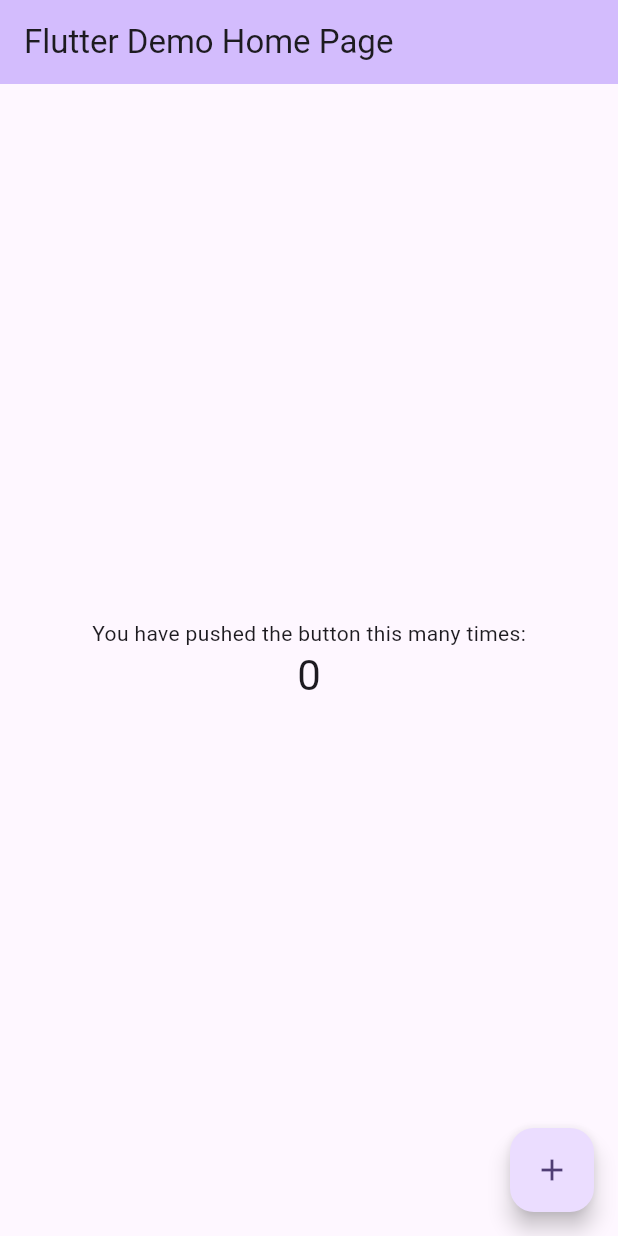
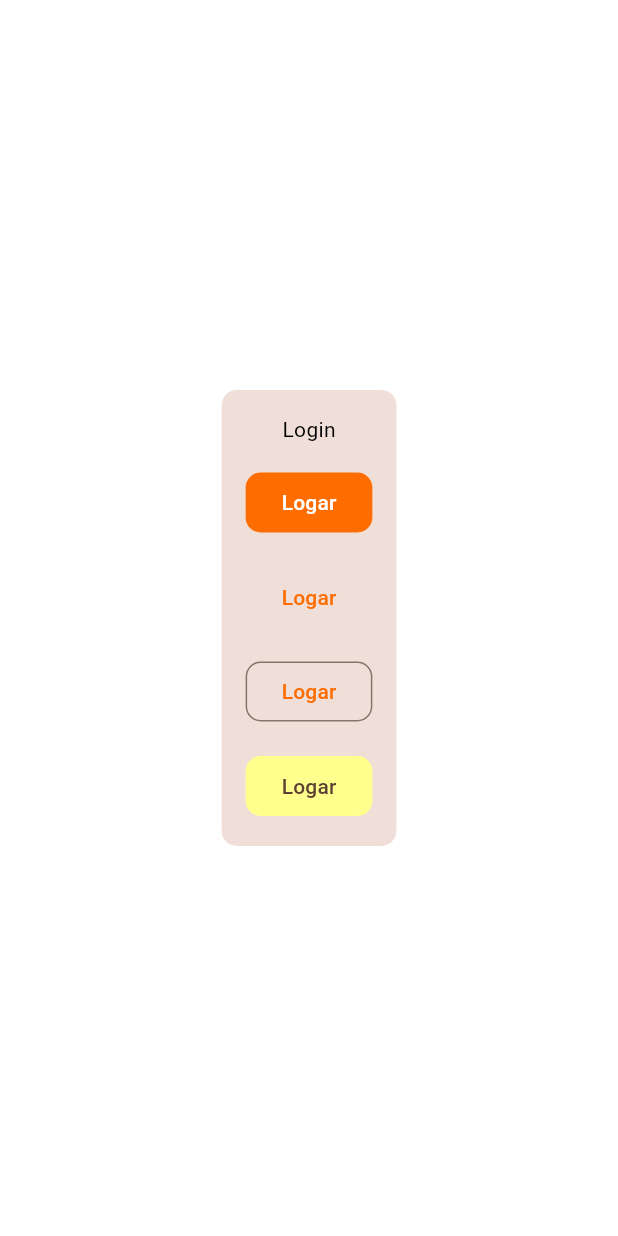
Before and after one commit to Epigest/aplication, a Flutter app: the screen it shows after launch, on a phone screen of 412 x 824 dp. Run offline on Flutter 3.47's test engine with Material 3 defaults, Android fonts, the phone set to English and light mode, and no system bars; our stand-ins replace flex_color_scheme.

Commit message:
adicionado um tema principal para o aplicativo

```diff
--- a/epigest_project/analysis_options.yaml
+++ b/epigest_project/analysis_options.yaml
@@ -8,6 +8,9 @@
 # The following line activates a set of recommended lints for Flutter apps,
 # packages, and plugins designed to encourage good coding practices.
 include: package:flutter_lints/flutter.yaml
+
+formatter:
+  trailing_commas: preserve
 
 linter:
   # The lint rules applied to this project can be customized in the
--- /dev/null
+++ b/epigest_project/lib/core/theme/theme.dart
@@ -0,0 +1,122 @@
+import 'package:flex_color_scheme/flex_color_scheme.dart';
+import 'package:flutter/cupertino.dart';
+import 'package:flutter/material.dart';
+abstract final class AppTheme {
+  // The FlexColorScheme defined light mode ThemeData.
+  static ThemeData light = FlexThemeData.light(
+    // User defined custom colors made with FlexSchemeColor() API.
+    colors: const FlexSchemeColor(
+      primary: Color(0xFFFF6D00),
+      primaryContainer: Color(0xFFFFD180),
+      secondary: Color(0xFFFFD600),
+      secondaryContainer: Color(0xFFFFFF8D),
+      tertiary: Color(0xFF2962FF),
+      tertiaryContainer: Color(0xFF82B1FF),
+      appBarColor: Color(0xFFFFFF8D),
+      error: Color(0xFFBA1A1A),
+      errorContainer: Color(0xFFFFDAD6),
+    ),
+    // Input color modifiers.
+    useMaterial3ErrorColors: true,
+    // Component theme configurations for light mode.
+    subThemesData: const FlexSubThemesData(
+      useMaterial3Typography: true,
+      defaultRadius: 10.0,
+      inputDecoratorBorderType: FlexInputBorderType.outline,
+      chipSchemeColor: SchemeColor.onTertiary,
+      chipSelectedSchemeColor: SchemeColor.tertiaryContainer,
+      chipSecondarySelectedSchemeColor: SchemeColor.tertiaryContainer,
+      chipDeleteIconSchemeColor: SchemeColor.error,
+      chipBlendColors: true,
+      alignedDropdown: true,
+      tooltipRadius: 4,
+      tooltipSchemeColor: SchemeColor.inverseSurface,
+      tooltipOpacity: 0.9,
+      snackBarBackgroundSchemeColor: SchemeColor.onSurfaceVariant,
+      snackBarActionSchemeColor: SchemeColor.surface,
+      appBarCenterTitle: true,
+      tabBarUnselectedItemOpacity: 0.65,
+      tabBarTabAlignment: TabAlignment.start,
+      drawerIndicatorSchemeColor: SchemeColor.tertiaryContainer,
+      drawerIndicatorOpacity: 0.5,
+      bottomNavigationBarSelectedLabelSchemeColor: SchemeColor.tertiaryContainer,
+      bottomNavigationBarMutedUnselectedLabel: true,
+      bottomNavigationBarSelectedIconSchemeColor: SchemeColor.tertiaryContainer,
+      bottomNavigationBarMutedUnselectedIcon: true,
+      navigationBarIndicatorSchemeColor: SchemeColor.tertiaryContainer,
+      navigationBarIndicatorOpacity: 0.50,
+      navigationBarLabelBehavior: NavigationDestinationLabelBehavior.onlyShowSelected,
+      navigationRailMutedUnselectedLabel: true,
+      navigationRailMutedUnselectedIcon: true,
+      navigationRailUseIndicator: true,
+      navigationRailIndicatorSchemeColor: SchemeColor.tertiaryContainer,
+      navigationRailIndicatorOpacity: 0.50,
+      navigationRailLabelType: NavigationRailLabelType.selected,
+    ),
+    // Direct ThemeData properties.
+    visualDensity: FlexColorScheme.comfortablePlatformDensity,
+    cupertinoOverrideTheme: const CupertinoThemeData(applyThemeToAll: true),
+  );
+
+  // The FlexColorScheme defined dark mode ThemeData.
+  static ThemeData dark = FlexThemeData.dark(
+    // User defined custom colors made with FlexSchemeColor() API.
+    colors: const FlexSchemeColor(
+      primary: Color(0xFFFFD180),
+      primaryContainer: Color(0xFFFF6D00),
+      primaryLightRef: Color(0xFFFF6D00), // The color of light mode primary
+      secondary: Color(0xFFFFFF8D),
+      secondaryContainer: Color(0xFFFFD600),
+      secondaryLightRef: Color(0xFFFFD600), // The color of light mode secondary
+      tertiary: Color(0xFF82B1FF),
+      tertiaryContainer: Color(0xFF2962FF),
+      tertiaryLightRef: Color(0xFF2962FF), // The color of light mode tertiary
+      appBarColor: Color(0xFFFFFF8D),
+      error: Color(0xFFFFB4AB),
+      errorContainer: Color(0xFF93000A),
+    ),
+    // Input color modifiers.
+    useMaterial3ErrorColors: true,
+    // Component theme configurations for dark mode.
+    subThemesData: const FlexSubThemesData(
+      blendOnColors: true,
+      useMaterial3Typography: true,
+      defaultRadius: 10.0,
+      inputDecoratorBorderSchemeColor: SchemeColor.primaryContainer,
+      inputDecoratorBorderType: FlexInputBorderType.outline,
+      chipSchemeColor: SchemeColor.onTertiary,
+      chipSelectedSchemeColor: SchemeColor.tertiaryContainer,
+      chipSecondarySelectedSchemeColor: SchemeColor.tertiaryContainer,
+      chipDeleteIconSchemeColor: SchemeColor.error,
+      chipBlendColors: true,
+      alignedDropdown: true,
+      tooltipRadius: 4,
+      tooltipSchemeColor: SchemeColor.inverseSurface,
+      tooltipOpacity: 0.9,
+      snackBarBackgroundSchemeColor: SchemeColor.onSurfaceVariant,
+      snackBarActionSchemeColor: SchemeColor.surface,
+      appBarCenterTitle: true,
+      tabBarItemSchemeColor: SchemeColor.primaryContainer,
+      tabBarIndicatorSchemeColor: SchemeColor.primaryContainer,
+      tabBarTabAlignment: TabAlignment.start,
+      drawerIndicatorSchemeColor: SchemeColor.tertiaryContainer,
+      drawerIndicatorOpacity: 0.5,
+      bottomNavigationBarSelectedLabelSchemeColor: SchemeColor.tertiaryContainer,
+      bottomNavigationBarMutedUnselectedLabel: true,
+      bottomNavigationBarSelectedIconSchemeColor: SchemeColor.tertiaryContainer,
+      bottomNavigationBarMutedUnselectedIcon: true,
+      navigationBarIndicatorSchemeColor: SchemeColor.tertiaryContainer,
+      navigationBarIndicatorOpacity: 0.50,
+      navigationBarLabelBehavior: NavigationDestinationLabelBehavior.onlyShowSelected,
+      navigationRailMutedUnselectedLabel: true,
+      navigationRailMutedUnselectedIcon: true,
+      navigationRailUseIndicator: true,
+      navigationRailIndicatorSchemeColor: SchemeColor.tertiaryContainer,
+      navigationRailIndicatorOpacity: 0.50,
+      navigationRailLabelType: NavigationRailLabelType.selected,
+    ),
+    // Direct ThemeData properties.
+    visualDensity: FlexColorScheme.comfortablePlatformDensity,
+    cupertinoOverrideTheme: const CupertinoThemeData(applyThemeToAll: true),
+  );
+}
--- a/epigest_project/lib/main.dart
+++ b/epigest_project/lib/main.dart
@@ -1,3 +1,5 @@
+import 'package:epigest_project/core/theme/theme.dart';
+import 'package:epigest_project/ui/login/login_page.dart';
 import 'package:flutter/material.dart';
 
 void main() {
@@ -7,116 +9,12 @@ void main() {
 class MyApp extends StatelessWidget {
   const MyApp({super.key});
 
-  // This widget is the root of your application.
   @override
   Widget build(BuildContext context) {
     return MaterialApp(
-      title: 'Flutter Demo',
-      theme: ThemeData(
-        // This is the theme of your application.
-        //
-        // TRY THIS: Try running your application with "flutter run". You'll see
-        // the application has a purple toolbar. Then, without quitting the app,
-        // try changing the seedColor in the colorScheme below to Colors.green
-        // and then invoke "hot reload" (save your changes or press the "hot
-        // reload" button in a Flutter-supported IDE, or press "r" if you used
-        // the command line to start the app).
-        //
-        // Notice that the counter didn't reset back to zero; the application
-        // state is not lost during the reload. To reset the state, use hot
-        // restart instead.
-        //
-        // This works for code too, not just values: Most code changes can be
-        // tested with just a hot reload.
-        colorScheme: ColorScheme.fromSeed(seedColor: Colors.deepPurple),
-      ),
-      home: const MyHomePage(title: 'Flutter Demo Home Page'),
+      theme: AppTheme.light,
+      darkTheme: AppTheme.dark,
+      home: LoginPage()
     );
   }
 }
-
-class MyHomePage extends StatefulWidget {
-  const MyHomePage({super.key, required this.title});
-
-  // This widget is the home page of your application. It is stateful, meaning
-  // that it has a State object (defined below) that contains fields that affect
-  // how it looks.
-
-  // This class is the configuration for the state. It holds the values (in this
-  // case the title) provided by the parent (in this case the App widget) and
-  // used by the build method of the State. Fields in a Widget subclass are
-  // always marked "final".
-
-  final String title;
-
-  @override
-  State<MyHomePage> createState() => _MyHomePageState();
-}
-
-class _MyHomePageState extends State<MyHomePage> {
-  int _counter = 0;
-
-  void _incrementCounter() {
-    setState(() {
-      // This call to setState tells the Flutter framework that something has
-      // changed in this State, which causes it to rerun the build method below
-      // so that the display can reflect the updated values. If we changed
-      // _counter without calling setState(), then the build method would not be
-      // called again, and so nothing would appear to happen.
-      _counter++;
-    });
-  }
-
-  @override
-  Widget build(BuildContext context) {
-    // This method is rerun every time setState is called, for instance as done
-    // by the _incrementCounter method above.
-    //
-    // The Flutter framework has been optimized to make rerunning build methods
-    // fast, so that you can just rebuild anything that needs updating rather
-    // than having to individually change instances of widgets.
-    return Scaffold(
-      appBar: AppBar(
-        // TRY THIS: Try changing the color here to a specific color (to
-        // Colors.amber, perhaps?) and trigger a hot reload to see the AppBar
-        // change color while the other colors stay the same.
-        backgroundColor: Theme.of(context).colorScheme.inversePrimary,
-        // Here we take the value from the MyHomePage object that was created by
-        // the App.build method, and use it to set our appbar title.
-        title: Text(widget.title),
-      ),
-      body: Center(
-        // Center is a layout widget. It takes a single child and positions it
-        // in the middle of the parent.
-        child: Column(
-          // Column is also a layout widget. It takes a list of children and
-          // arranges them vertically. By default, it sizes itself to fit its
-          // children horizontally, and tries to be as tall as its parent.
-          //
-          // Column has various properties to control how it sizes itself and
-          // how it positions its children. Here we use mainAxisAlignment to
-          // center the children vertically; the main axis here is the vertical
-          // axis because Columns are vertical (the cross axis would be
-          // horizontal).
-          //
-          // TRY THIS: Invoke "debug painting" (choose the "Toggle Debug Paint"
-          // action in the IDE, or press "p" in the console), to see the
-          // wireframe for each widget.
-          mainAxisAlignment: MainAxisAlignment.center,
-          children: <Widget>[
-            const Text('You have pushed the button this many times:'),
-            Text(
-              '$_counter',
-              style: Theme.of(context).textTheme.headlineMedium,
-            ),
-          ],
-        ),
-      ),
-      floatingActionButton: FloatingActionButton(
-        onPressed: _incrementCounter,
-        tooltip: 'Increment',
-        child: const Icon(Icons.add),
-      ), // This trailing comma makes auto-formatting nicer for build methods.
-    );
-  }
-}
--- a/epigest_project/lib/ui/login/login_page.dart
+++ b/epigest_project/lib/ui/login/login_page.dart
@@ -0,0 +1,38 @@
+import 'package:flutter/material.dart';
+
+class LoginPage extends StatefulWidget {
+  const LoginPage({super.key});
+
+  @override
+  State<LoginPage> createState() => _LoginPageState();
+}
+
+class _LoginPageState extends State<LoginPage> {
+  @override
+  Widget build(BuildContext context) {
+    return SafeArea(
+      child: Center(
+        child: Column(
+          mainAxisAlignment: MainAxisAlignment.center,
+          children: [
+            Card.filled(
+              child: Padding(
+                padding: EdgeInsetsGeometry.all(16),
+                child: Column(
+                  spacing: 15,
+                  children: [
+                    Text("Login"),
+                    FilledButton(onPressed: () {}, child: Text("Logar")),
+                    TextButton(onPressed: () {}, child: Text("Logar")),
+                    OutlinedButton(onPressed: () {}, child: Text("Logar")),
+                    FilledButton.tonal(onPressed: () {}, child: Text("Logar")),
+                  ],
+                ),
+              ),
+            ),
+          ],
+        ),
+      ),
+    );
+  }
+}
--- a/epigest_project/pubspec.yaml
+++ b/epigest_project/pubspec.yaml
@@ -34,6 +34,7 @@ dependencies:
   # The following adds the Cupertino Icons font to your application.
   # Use with the CupertinoIcons class for iOS style icons.
   cupertino_icons: ^1.0.8
+  flex_color_scheme: ^8.2.0
 
 dev_dependencies:
   flutter_test:
```
Also changed, not shown: epigest_project/pubspec.lock.
